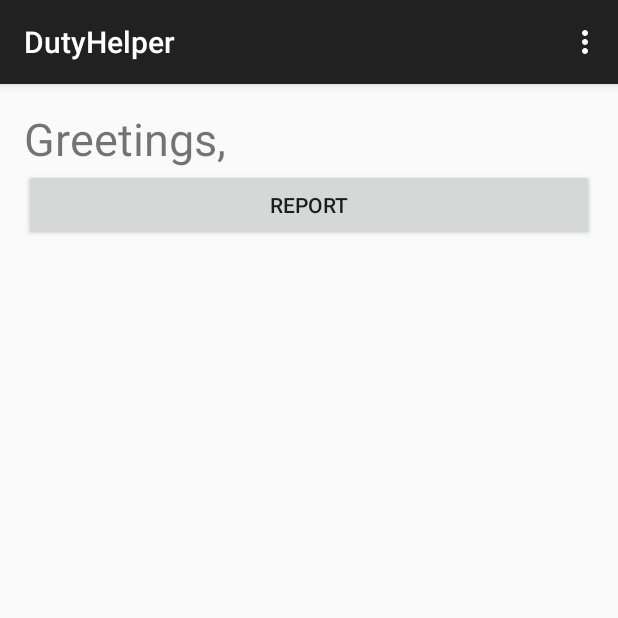
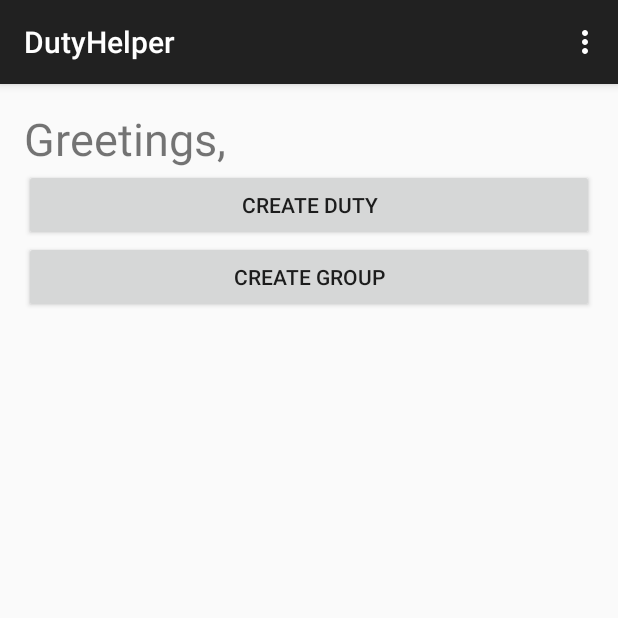
Before and after one commit to mariiaVoitenko/dutyHelperAndroid, an Android app: the screen it shows after launch (MainActivity), on a phone screen of 412 x 824 dp, the top half of it. Run offline under Robolectric (Android 15) with nearby library versions, the phone set to English and light mode, and no system bars; libraries missing offline, so code that uses them is left out: com.facebook, retrofit.client; 9 statements that could not run were skipped.

Commit message:
Models generated. Users api

```diff
--- a/app/build.gradle
+++ b/app/build.gradle
@@ -29,7 +29,7 @@ android {
 }
 
 dependencies {
-    compile fileTree(dir: 'libs', include: ['*.jar'])
+    compile fileTree(include: ['*.jar'], dir: 'libs')
     compile 'com.android.support:appcompat-v7:22.1.1'
     compile('org.apache.httpcomponents:httpmime:4.3.6') {
         exclude module: 'httpclient'
@@ -37,4 +37,6 @@ dependencies {
     compile 'com.facebook.android:facebook-android-sdk:4.0.0'
     compile 'org.apache.httpcomponents:httpclient-android:4.3.5'
     compile 'com.android.support:support-v4:22.0.0'
+    compile 'com.squareup.retrofit:retrofit:1.9.0'
+    compile files('libs/javax.annotation-3.0.jar')
 }
--- a/app/src/main/AndroidManifest.xml
+++ b/app/src/main/AndroidManifest.xml
@@ -19,7 +19,7 @@
             android:value="@string/APP_ID" />
 
         <activity
-            android:name=".MainActivity"
+            android:name=".activities.MainActivity"
             android:label="@string/app_name" >
             <intent-filter>
                 <action android:name="android.intent.action.MAIN" />
@@ -34,7 +34,7 @@
             android:theme="@android:style/Theme.Translucent.NoTitleBar" />
 
         <activity
-            android:name=".RPLoginActivity"
+            android:name=".activities.RPLoginActivity"
             android:label="Road Polizei Login" >
             <intent-filter>
                 <action android:name="android.intent.action.MAIN" />
--- a/app/src/main/java/com/voitenko/dutyhelper/UserManager.java
+++ b/app/src/main/java/com/voitenko/dutyhelper/BL/UserManager.java
@@ -1,4 +1,4 @@
-package com.voitenko.dutyhelper;
+package com.voitenko.dutyhelper.BL;
 
 import android.content.Context;
 
--- /dev/null
+++ b/app/src/main/java/com/voitenko/dutyhelper/BL/UsersAPI.java
@@ -0,0 +1,15 @@
+package com.voitenko.dutyhelper.BL;
+
+import com.voitenko.dutyhelper.models.User;
+
+import retrofit.Callback;
+
+import retrofit.http.GET;
+import retrofit.http.Path;
+
+public interface UsersAPI {
+
+    @GET("/api/users/id/{id}")
+    public void getUser(@Path("id") int id,Callback<User> response);
+
+}
--- a/app/src/main/java/com/voitenko/dutyhelper/MainActivity.java
+++ /dev/null
@@ -1,52 +0,0 @@
-package com.voitenko.dutyhelper;
-
-import android.content.Intent;
-import android.support.v7.app.ActionBarActivity;
-import android.os.Bundle;
-import android.view.Menu;
-import android.view.MenuItem;
-import android.view.View;
-import android.widget.Button;
-import android.widget.TextView;
-
-
-public class MainActivity extends ActionBarActivity {
-
-    @Override
-    protected void onCreate(Bundle savedInstanceState) {
-        super.onCreate(savedInstanceState);
-        setContentView(R.layout.activity_main);
-
-        if (!UserManager.isProfileValid(getApplicationContext())) {
-            Intent loginIntent = new Intent(MainActivity.this, RPLoginActivity.class);
-            loginIntent.setFlags(Intent.FLAG_ACTIVITY_NO_HISTORY);
-            startActivity(loginIntent);
-        } else {
-            TextView helloTextView = (TextView) findViewById(R.id.hello_textview);
-            helloTextView.setText("Greetings, " + UserManager.getName());
-        }
-
-    }
-
-    @Override
-    public boolean onCreateOptionsMenu(Menu menu) {
-        // Inflate the menu; this adds items to the action bar if it is present.
-        getMenuInflater().inflate(R.menu.menu_main, menu);
-        return true;
-    }
-
-    @Override
-    public boolean onOptionsItemSelected(MenuItem item) {
-        // Handle action bar item clicks here. The action bar will
-        // automatically handle clicks on the Home/Up button, so long
-        // as you specify a parent activity in AndroidManifest.xml.
-        int id = item.getItemId();
-
-        //noinspection SimplifiableIfStatement
-        if (id == R.id.action_settings) {
-            return true;
-        }
-
-        return super.onOptionsItemSelected(item);
-    }
-}
--- /dev/null
+++ b/app/src/main/java/com/voitenko/dutyhelper/activities/MainActivity.java
@@ -0,0 +1,85 @@
+package com.voitenko.dutyhelper.activities;
+
+import android.content.Intent;
+import android.support.v7.app.ActionBarActivity;
+import android.os.Bundle;
+import android.util.Log;
+import android.view.Menu;
+import android.view.MenuItem;
+import android.widget.TextView;
+
+import com.voitenko.dutyhelper.BL.UsersAPI;
+import com.voitenko.dutyhelper.R;
+import com.voitenko.dutyhelper.BL.UserManager;
+import com.voitenko.dutyhelper.models.User;
+import com.voitenko.dutyhelper.models.gitmodel;
+
+import retrofit.Callback;
+import retrofit.RestAdapter;
+import retrofit.RetrofitError;
+import retrofit.client.Response;
+
+
+public class MainActivity extends ActionBarActivity {
+
+    @Override
+    protected void onCreate(Bundle savedInstanceState) {
+        super.onCreate(savedInstanceState);
+        setContentView(R.layout.activity_main);
+
+        if (!UserManager.isProfileValid(getApplicationContext())) {
+            Intent loginIntent = new Intent(MainActivity.this, RPLoginActivity.class);
+            loginIntent.setFlags(Intent.FLAG_ACTIVITY_NO_HISTORY);
+            startActivity(loginIntent);
+
+
+        } else {
+            TextView helloTextView = (TextView) findViewById(R.id.hello_textview);
+            helloTextView.setText("Greetings, " + UserManager.getName());
+
+        }
+
+        RestAdapter restAdapter = new RestAdapter.Builder()
+                .setEndpoint("http://10.0.3.2:8080").setLogLevel(RestAdapter.LogLevel.NONE).build();
+        UsersAPI usersAPI = restAdapter.create(UsersAPI.class);
+        usersAPI.getUser(4, new Callback<User>() {
+            @Override
+            public void success(User user, Response response) {
+                Log.d("RESTOFIT_NORM!!!!!", user.getEmail());
+            }
+
+            @Override
+            public void failure(RetrofitError error) {
+                Log.d("RESTOFIT_ERROR!!!!!", error.getMessage());
+                error.printStackTrace();
+                Log.d("RESTOFIT_ERROR!!!!!", "");
+            }
+        });
+
+
+
+    }
+
+    @Override
+    public boolean onCreateOptionsMenu(Menu menu) {
+        getMenuInflater().inflate(R.menu.menu_main, menu);
+        return true;
+    }
+
+    @Override
+    public boolean onOptionsItemSelected(MenuItem item) {
+        int id = item.getItemId();
+
+        if (id == R.id.action_logout) {
+            Intent loginIntent = new Intent(MainActivity.this, RPLoginActivity.class);
+            startActivity(loginIntent);
+            finish();
+            return true;
+        }
+        if (id == R.id.action_home) {
+            return true;
+        }
+
+        return super.onOptionsItemSelected(item);
+    }
+}
--- a/app/src/main/java/com/voitenko/dutyhelper/RPLoginActivity.java
+++ b/app/src/main/java/com/voitenko/dutyhelper/activities/RPLoginActivity.java
@@ -1,4 +1,4 @@
-package com.voitenko.dutyhelper;
+package com.voitenko.dutyhelper.activities;
 
 import android.app.Activity;
 import android.content.Intent;
@@ -19,6 +19,8 @@ import com.facebook.FacebookException;
 import com.facebook.FacebookSdk;
 import com.facebook.login.LoginResult;
 import com.facebook.login.widget.LoginButton;
+import com.voitenko.dutyhelper.R;
+import com.voitenko.dutyhelper.BL.UserManager;
 
 import java.security.MessageDigest;
 import java.security.NoSuchAlgorithmException;
--- a/app/src/main/res/layout/activity_main.xml
+++ b/app/src/main/res/layout/activity_main.xml
@@ -1,23 +1,32 @@
 <LinearLayout xmlns:android="http://schemas.android.com/apk/res/android"
-    xmlns:tools="http://schemas.android.com/tools" android:layout_width="match_parent"
-    android:layout_height="match_parent" android:paddingLeft="@dimen/activity_horizontal_margin"
+    xmlns:tools="http://schemas.android.com/tools"
+    android:layout_width="match_parent"
+    android:layout_height="match_parent"
+    android:orientation="vertical"
+    android:paddingBottom="@dimen/activity_vertical_margin"
+    android:paddingLeft="@dimen/activity_horizontal_margin"
     android:paddingRight="@dimen/activity_horizontal_margin"
     android:paddingTop="@dimen/activity_vertical_margin"
-    android:orientation="vertical"
-    android:paddingBottom="@dimen/activity_vertical_margin" tools:context=".MainActivity">
+    tools:context=".MainActivity">
 
     <TextView
         android:id="@+id/hello_textview"
-    android:text="@string/hello_world"
-    android:textSize="30dp"
         android:layout_width="wrap_content"
         android:layout_height="wrap_content"
-    android:gravity="center"/>
+        android:gravity="center"
+        android:text="@string/hello_world"
+        android:textSize="30dp" />
 
     <Button
-android:id="@+id/report_button"
-android:text="@string/report"
+        android:id="@+id/duty_button"
         android:layout_width="match_parent"
-android:layout_height="wrap_content" />
+        android:layout_height="wrap_content"
+        android:text="@string/create_duty" />
+
+    <Button
+        android:id="@+id/group_button"
+        android:layout_width="match_parent"
+        android:layout_height="wrap_content"
+        android:text="@string/create_group" />
 
 </LinearLayout>
--- a/app/src/main/res/menu/menu_main.xml
+++ b/app/src/main/res/menu/menu_main.xml
@@ -1,6 +1,10 @@
 <menu xmlns:android="http://schemas.android.com/apk/res/android"
     xmlns:app="http://schemas.android.com/apk/res-auto"
     xmlns:tools="http://schemas.android.com/tools" tools:context=".MainActivity">
-    <item android:id="@+id/action_settings" android:title="@string/action_settings"
+    <item android:id="@+id/action_home" android:title="@string/action_home"
+        android:orderInCategory="100" app:showAsAction="never" />
+    <item android:id="@+id/action_history" android:title="@string/action_history"
+        android:orderInCategory="100" app:showAsAction="never" />
+    <item android:id="@+id/action_logout" android:title="@string/action_logout"
         android:orderInCategory="100" app:showAsAction="never" />
 </menu>
```
Also changed, not shown: app/src/main/java/com/voitenko/dutyhelper/BL/ServiceGenerator.java (added, +15 -0 lines), app/src/main/java/com/voitenko/dutyhelper/models/Appointment.java (added, +40 -0 lines), app/src/main/java/com/voitenko/dutyhelper/models/Category.java (added, +30 -0 lines), app/src/main/java/com/voitenko/dutyhelper/models/Duty.java (added, +105 -0 lines), app/src/main/java/com/voitenko/dutyhelper/models/Group.java (added, +30 -0 lines), app/src/main/java/com/voitenko/dutyhelper/models/Membership.java (added, +53 -0 lines), app/src/main/java/com/voitenko/dutyhelper/models/Priority.java (added, +30 -0 lines), app/src/main/java/com/voitenko/dutyhelper/models/Status.java (added, +30 -0 lines), app/src/main/java/com/voitenko/dutyhelper/models/User.java (added, +100 -0 lines), app/src/main/res/values/strings.xml (+2 -39 lines), app/libs/javax.annotation-3.0.jar (added), 1 other file. Lines whose indentation alone changed are shown as unchanged.
